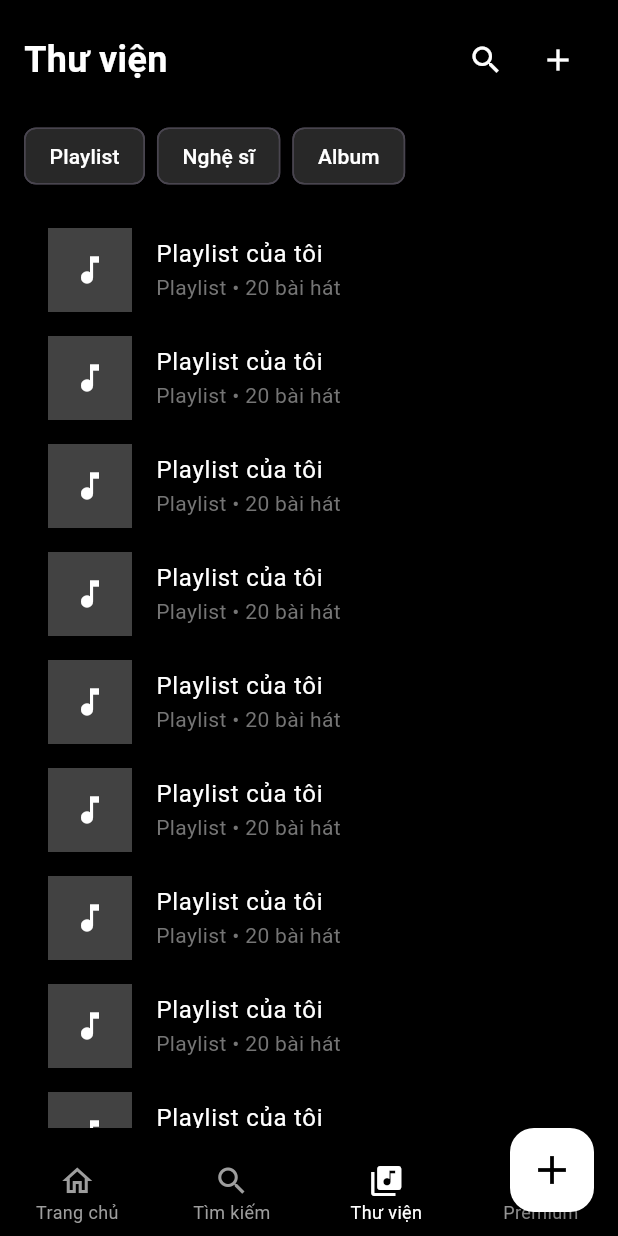
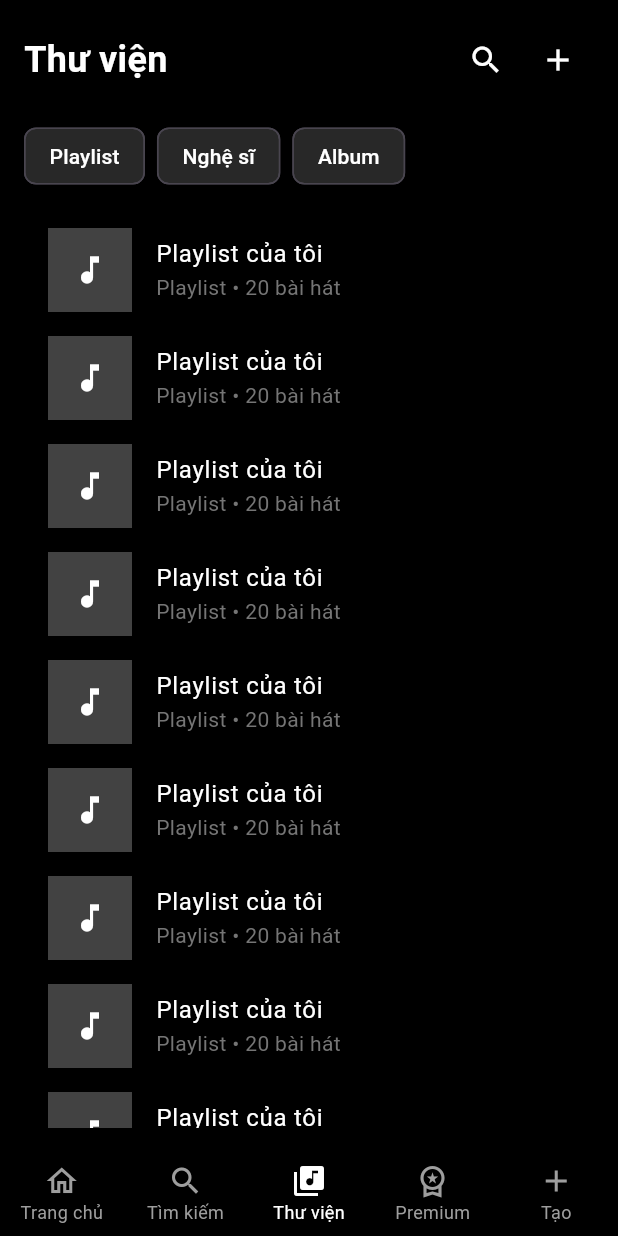
Before and after one commit to TuanTanker44/cuoi-ky-lap-trinh-ung-dung-di-dong, a Flutter app: the screen it shows after launch, item 3 of the bottom bar chosen, after a tap on the "add" icon, on a phone screen of 412 x 824 dp. Run offline on Flutter 3.47's test engine with Material 3 defaults, Android fonts, the phone set to English and light mode, and no system bars.

Commit message:
complete nav

```diff
--- a/lib/screens/main_screen.dart
+++ b/lib/screens/main_screen.dart
@@ -6,7 +6,7 @@ import '../pages/library_page.dart';
 import '../pages/premium_page.dart';
 
 class MainScreen extends StatelessWidget {
-  const MainScreen({Key? key}) : super(key: key);
+  const MainScreen({super.key});
 
   @override
   Widget build(BuildContext context) {
@@ -20,51 +20,6 @@ class MainScreen extends StatelessWidget {
           PremiumPage(),
         ],
       ),
-      floatingActionButton: FloatingActionButton(
-        onPressed: () {
-          _showCreateDialog(context);
-        },
-        backgroundColor: Colors.white,
-        child: const Icon(Icons.add, color: Colors.black, size: 32),
-      ),
-    );
-  }
-
-  void _showCreateDialog(BuildContext context) {
-    showModalBottomSheet(
-      context: context,
-      backgroundColor: const Color(0xFF282828),
-      shape: const RoundedRectangleBorder(
-        borderRadius: BorderRadius.vertical(top: Radius.circular(16)),
-      ),
-      builder: (context) => Container(
-        padding: const EdgeInsets.all(20),
-        child: Column(
-          mainAxisSize: MainAxisSize.min,
-          children: [
-            ListTile(
-              leading: const Icon(Icons.playlist_add, color: Colors.white),
-              title: const Text(
-                'Tạo playlist',
-                style: TextStyle(color: Colors.white, fontSize: 16),
-              ),
-              onTap: () {
-                Navigator.pop(context);
-              },
-            ),
-            ListTile(
-              leading: const Icon(Icons.folder_outlined, color: Colors.white),
-              title: const Text(
-                'Tạo thư mục playlist',
-                style: TextStyle(color: Colors.white, fontSize: 16),
-              ),
-              onTap: () {
-                Navigator.pop(context);
-              },
-            ),
-          ],
-        ),
-      ),
     );
   }
 }
--- a/lib/widgets/navigation.dart
+++ b/lib/widgets/navigation.dart
@@ -29,7 +29,11 @@ class _BottomNavBarState extends State<BottomNavBar> {
           currentIndex: _selectedIndex,
           onTap: (index) {
             setState(() {
-              _selectedIndex = index;
+              if (index == 4) {
+                _showCreateDialog(context);
+              } else {
+                _selectedIndex = index;
+              }
             });
           },
           type: BottomNavigationBarType.fixed,
@@ -59,9 +63,51 @@ class _BottomNavBarState extends State<BottomNavBar> {
               activeIcon: Icon(Icons.workspace_premium),
               label: 'Premium',
             ),
+            BottomNavigationBarItem(
+              icon: Icon(Icons.add_outlined),
+              activeIcon: Icon(Icons.cancel_outlined),
+              label: 'Tạo',
+            ),
           ],
         ),
       ],
     );
   }
+  void _showCreateDialog(BuildContext context) {
+    showModalBottomSheet(
+      context: context,
+      backgroundColor: const Color(0xFF282828),
+      shape: const RoundedRectangleBorder(
+        borderRadius: BorderRadius.vertical(top: Radius.circular(16)),
+      ),
+      builder: (context) => Container(
+        padding: const EdgeInsets.all(20),
+        child: Column(
+          mainAxisSize: MainAxisSize.min,
+          children: [
+            ListTile(
+              leading: const Icon(Icons.playlist_add, color: Colors.white),
+              title: const Text(
+                'Tạo playlist',
+                style: TextStyle(color: Colors.white, fontSize: 16),
+              ),
+              onTap: () {
+                Navigator.pop(context);
+              },
+            ),
+            ListTile(
+              leading: const Icon(Icons.folder_outlined, color: Colors.white),
+              title: const Text(
+                'Tạo thư mục playlist',
+                style: TextStyle(color: Colors.white, fontSize: 16),
+              ),
+              onTap: () {
+                Navigator.pop(context);
+              },
+            ),
+          ],
+        ),
+      ),
+    );
+  }
 }
```
Also changed, not shown: lib/widgets/home_page/header.dart (added).
